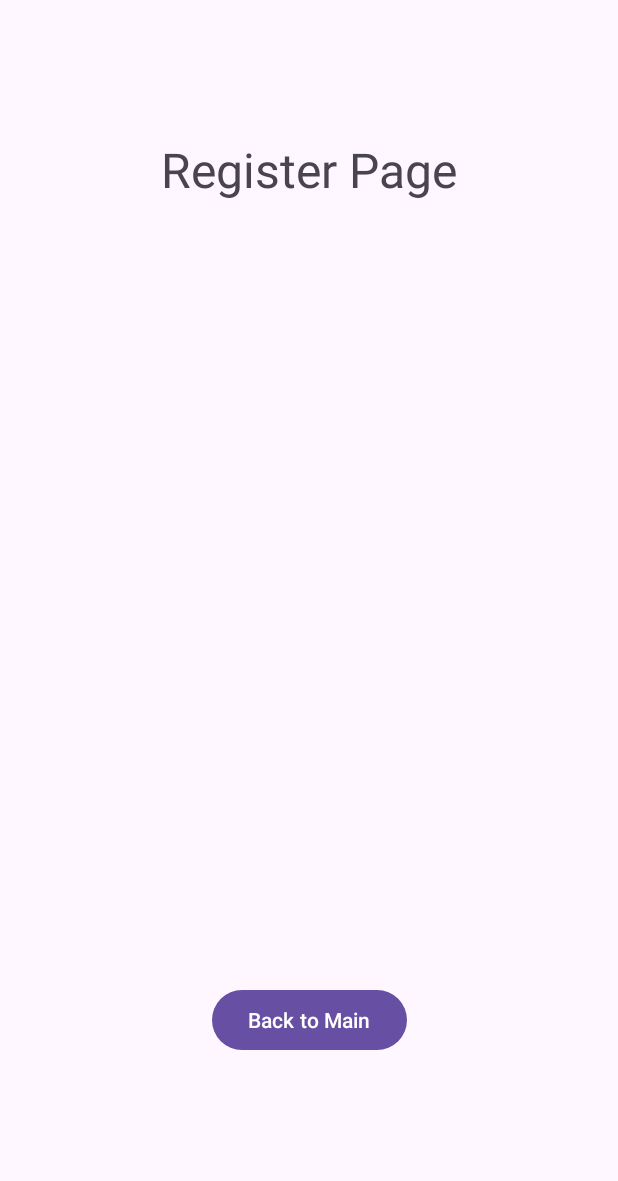
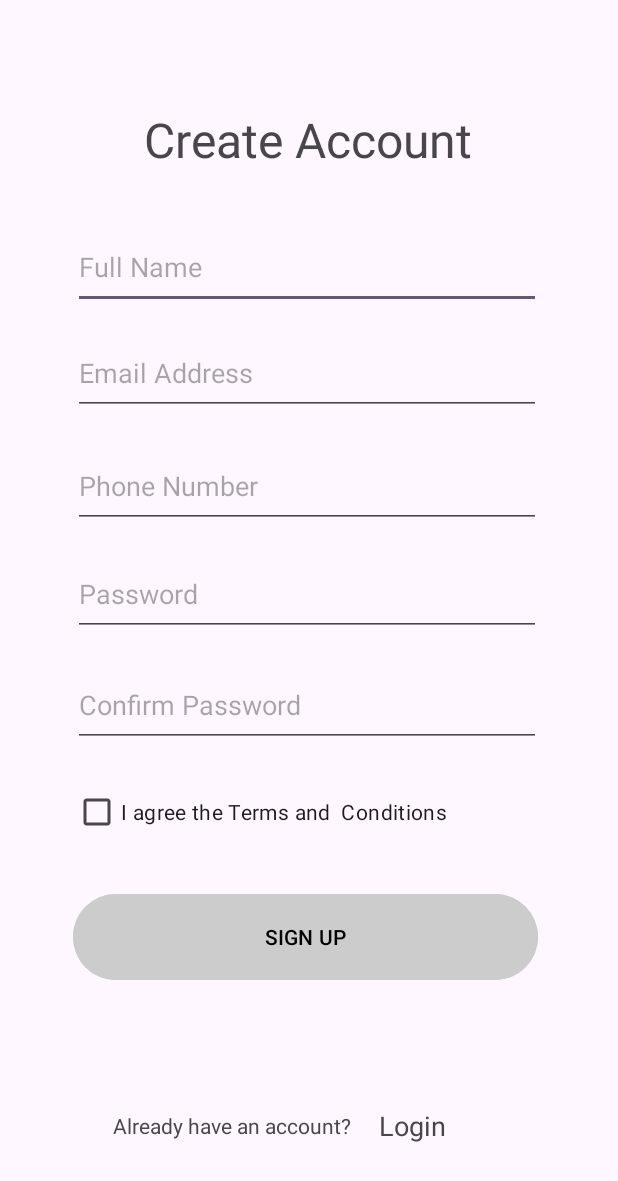
Before and after one commit to Boonchoo-Classroom/first-with-ui-witchagorn, an Android app: the RegisterActivity screen opened directly, with no data from a screen before it, on a phone screen of 412 x 824 dp. Shown: the top 1181 px of the screen. Run offline under Robolectric (Android 15) with nearby library versions, the phone set to English and light mode, and no system bars.

Commit message:
login v1

```diff
--- a/app/src/main/res/layout/activity_register.xml
+++ b/app/src/main/res/layout/activity_register.xml
@@ -8,25 +8,141 @@
     tools:context=".RegisterActivity">
 
     <TextView
+        android:id="@+id/textView8"
+        android:layout_width="170dp"
+        android:layout_height="45dp"
+        android:text="Already have an account?"
+        app:layout_constraintBottom_toBottomOf="parent"
+        app:layout_constraintEnd_toEndOf="parent"
+        app:layout_constraintHorizontal_bias="0.311"
+        app:layout_constraintStart_toStartOf="parent"
+        app:layout_constraintTop_toTopOf="parent"
+        app:layout_constraintVertical_bias="0.951" />
+
+    <TextView
+        android:id="@+id/textLogin"
+        android:layout_width="wrap_content"
+        android:layout_height="wrap_content"
+        android:clickable="true"
+        android:focusable="true"
+        android:minWidth="48dp"
+        android:minHeight="48dp"
+        android:text="Login"
+        android:textAppearance="@style/TextAppearance.AppCompat.Medium"
+        app:layout_constraintBottom_toBottomOf="parent"
+        app:layout_constraintEnd_toEndOf="parent"
+        app:layout_constraintHorizontal_bias="0.694"
+        app:layout_constraintStart_toStartOf="parent"
+        app:layout_constraintTop_toTopOf="parent"
+        app:layout_constraintVertical_bias="0.951" />
+
+    <EditText
+        android:id="@+id/editTextText5"
+        android:layout_width="312dp"
+        android:layout_height="55dp"
+        android:ems="10"
+        android:hint="Full Name"
+        android:inputType="text"
+        app:layout_constraintBottom_toBottomOf="parent"
+        app:layout_constraintEnd_toEndOf="parent"
+        app:layout_constraintHorizontal_bias="0.484"
+        app:layout_constraintStart_toStartOf="parent"
+        app:layout_constraintTop_toTopOf="parent"
+        app:layout_constraintVertical_bias="0.196" />
+
+    <EditText
+        android:id="@+id/editTextText7"
+        android:layout_width="312dp"
+        android:layout_height="55dp"
+        android:ems="10"
+        android:hint="Email Address"
+        android:inputType="text"
+        app:layout_constraintBottom_toBottomOf="parent"
+        app:layout_constraintEnd_toEndOf="parent"
+        app:layout_constraintHorizontal_bias="0.484"
+        app:layout_constraintStart_toStartOf="parent"
+        app:layout_constraintTop_toTopOf="parent"
+        app:layout_constraintVertical_bias="0.288" />
+
+    <EditText
+        android:id="@+id/editTextText8"
+        android:layout_width="312dp"
+        android:layout_height="55dp"
+        android:ems="10"
+        android:hint="Phone Number"
+        android:inputType="text"
+        app:layout_constraintBottom_toBottomOf="parent"
+        app:layout_constraintEnd_toEndOf="parent"
+        app:layout_constraintHorizontal_bias="0.484"
+        app:layout_constraintStart_toStartOf="parent"
+        app:layout_constraintTop_toTopOf="parent"
+        app:layout_constraintVertical_bias="0.386" />
+
+    <EditText
+        android:id="@+id/editTextText9"
+        android:layout_width="312dp"
+        android:layout_height="55dp"
+        android:ems="10"
+        android:hint="Password"
+        android:inputType="text|textPassword"
+        app:layout_constraintBottom_toBottomOf="parent"
+        app:layout_constraintEnd_toEndOf="parent"
+        app:layout_constraintHorizontal_bias="0.484"
+        app:layout_constraintStart_toStartOf="parent"
+        app:layout_constraintTop_toTopOf="parent"
+        app:layout_constraintVertical_bias="0.48" />
+
+    <EditText
+        android:id="@+id/editTextText10"
+        android:layout_width="312dp"
+        android:layout_height="55dp"
+        android:ems="10"
+        android:hint="Confirm Password"
+        android:inputType="text|textPassword"
+        app:layout_constraintBottom_toBottomOf="parent"
+        app:layout_constraintEnd_toEndOf="parent"
+        app:layout_constraintHorizontal_bias="0.484"
+        app:layout_constraintStart_toStartOf="parent"
+        app:layout_constraintTop_toTopOf="parent"
+        app:layout_constraintVertical_bias="0.576" />
+
+    <TextView
         android:id="@+id/registerHeaderText"
         android:layout_width="wrap_content"
         android:layout_height="wrap_content"
-        android:text="Register Page"
+        android:text="Create Account"
         android:textSize="32sp"
         app:layout_constraintBottom_toBottomOf="parent"
         app:layout_constraintEnd_toEndOf="parent"
+        app:layout_constraintHorizontal_bias="0.497"
         app:layout_constraintStart_toStartOf="parent"
         app:layout_constraintTop_toTopOf="parent"
-        app:layout_constraintVertical_bias="0.117" />
+        app:layout_constraintVertical_bias="0.091" />
 
     <Button
         android:id="@+id/registBackToMainBtn"
+        android:layout_width="310dp"
+        android:layout_height="65dp"
+        android:backgroundTint="#CCCCCC"
+        android:text="SIGN UP"
+        android:textColor="#000000"
+        app:layout_constraintBottom_toBottomOf="parent"
+        app:layout_constraintEnd_toEndOf="parent"
+        app:layout_constraintHorizontal_bias="0.475"
+        app:layout_constraintStart_toStartOf="parent"
+        app:layout_constraintTop_toTopOf="parent"
+        app:layout_constraintVertical_bias="0.78" />
+
+    <CheckBox
+        android:id="@+id/checkBox"
         android:layout_width="wrap_content"
         android:layout_height="wrap_content"
-        android:layout_marginBottom="120dp"
-        android:text="Back to Main"
+        android:text="I agree the Terms and  Conditions"
         app:layout_constraintBottom_toBottomOf="parent"
         app:layout_constraintEnd_toEndOf="parent"
-        app:layout_constraintStart_toStartOf="parent" />
+        app:layout_constraintHorizontal_bias="0.298"
+        app:layout_constraintStart_toStartOf="parent"
+        app:layout_constraintTop_toTopOf="parent"
+        app:layout_constraintVertical_bias="0.667" />
 
 </androidx.constraintlayout.widget.ConstraintLayout>
--- a/gradle/libs.versions.toml
+++ b/gradle/libs.versions.toml
@@ -1,5 +1,5 @@
 [versions]
-agp = "8.7.3"
+agp = "8.8.0"
 kotlin = "1.9.24"
 coreKtx = "1.15.0"
 junit = "4.13.2"
```
Also changed, not shown: gradle/wrapper/gradle-wrapper.properties.
